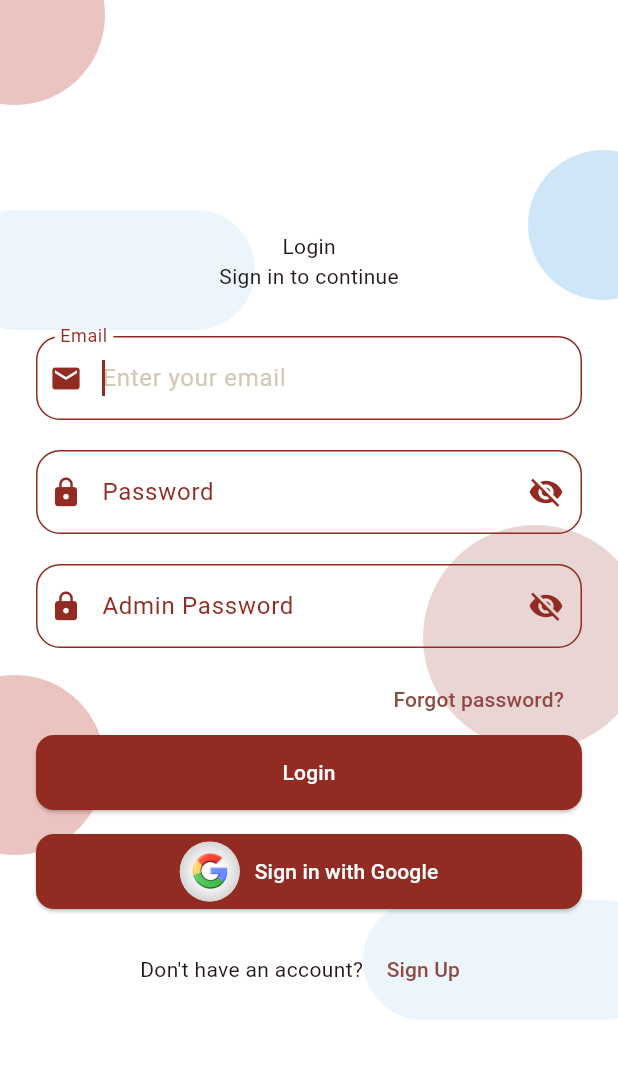
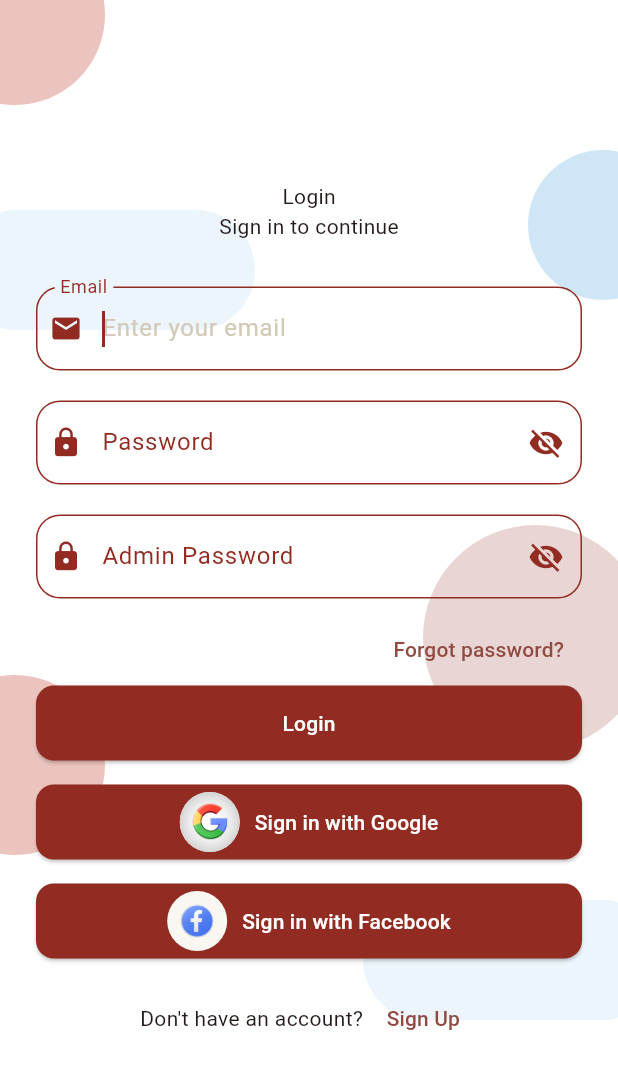
Before and after one commit to MinaYasser100/david_psalmist, a Flutter app: the screen it shows after launch, on a phone screen of 412 x 824 dp. Shown: the top 1069 px of the screen. Run offline on Flutter 3.47's test engine with Material 3 defaults, Android fonts, the phone set to English and light mode, and no system bars; our stand-ins replace cloud_firestore, connectivity_plus, dartz, firebase_auth, firebase_core, flutter_bloc and 7 more; accounts and stored records are empty.

Commit message:
add facebook login

```diff
--- /dev/null
+++ b/lib/features/login/ui/widgets/custom_facebook_login_bloc.dart
@@ -0,0 +1,37 @@
+import 'package:david_psalmist/core/routing/routes.dart';
+import 'package:david_psalmist/core/utils/show_top_toast.dart';
+import 'package:david_psalmist/features/login/manager/cubit/login_cubit.dart';
+import 'package:flutter/material.dart';
+import 'package:flutter_bloc/flutter_bloc.dart';
+import 'package:go_router/go_router.dart';
+
+import 'custom_image_and_text_button.dart';
+
+class CustomFaceBookLoginBloc extends StatelessWidget {
+  const CustomFaceBookLoginBloc({super.key});
+
+  @override
+  Widget build(BuildContext context) {
+    return BlocConsumer<LoginCubit, LoginState>(
+      listener: (context, state) {
+        if (state is LoginError) {
+          showErrorToast(context, 'Error', state.error);
+        }
+        if (state is LoginSuccess) {
+          showSuccessToast(context, 'Success', 'Login Process is Successful');
+          context.go(Routes.homeView);
+        }
+      },
+      builder: (context, state) {
+        return CustomImageAndTextButton(
+          image: 'assets/image/facebook.png',
+          text: 'Sign in with Facebook',
+          onPressed: () {
+            FocusScope.of(context).unfocus();
+            context.read<LoginCubit>().loginWithGoogle();
+          },
+        );
+      },
+    );
+  }
+}
--- a/lib/features/login/ui/widgets/custom_image_and_text_button.dart
+++ b/lib/features/login/ui/widgets/custom_image_and_text_button.dart
@@ -28,7 +28,11 @@ class CustomImageAndTextButton extends StatelessWidget {
         child: Row(
           mainAxisAlignment: MainAxisAlignment.center,
           children: [
-            CircleAvatar(radius: 20, backgroundImage: AssetImage(image)),
+            CircleAvatar(
+              radius: 20,
+              backgroundImage: AssetImage(image),
+              backgroundColor: ColorsTheme().cardColor,
+            ),
             SizedBox(width: 10),
             Flexible(
               child: Text(text, style: AppTextStyles.styleBold16sp(context)),
--- a/lib/features/login/ui/widgets/login_body_view.dart
+++ b/lib/features/login/ui/widgets/login_body_view.dart
@@ -1,6 +1,7 @@
 import 'package:david_psalmist/core/routing/routes.dart';
 import 'package:david_psalmist/core/theme/app_style.dart';
 import 'package:david_psalmist/features/login/manager/autovalidate_mode/autovalidate_mode_cubit.dart';
+import 'package:david_psalmist/features/login/ui/widgets/custom_facebook_login_bloc.dart';
 import 'package:david_psalmist/features/login/ui/widgets/login_form_fields.dart';
 import 'package:david_psalmist/features/login/ui/widgets/login_submit_button.dart';
 import 'package:flutter/material.dart';
@@ -76,7 +77,8 @@ class LoginBodyView extends StatelessWidget {
                   ),
                   const SizedBox(height: 16),
                   CustomGoogleLoginBloc(),
-
+                  const SizedBox(height: 16),
+                  CustomFaceBookLoginBloc(),
                   const SizedBox(height: 16),
                   CustomDontAccount(),
                 ],
```
